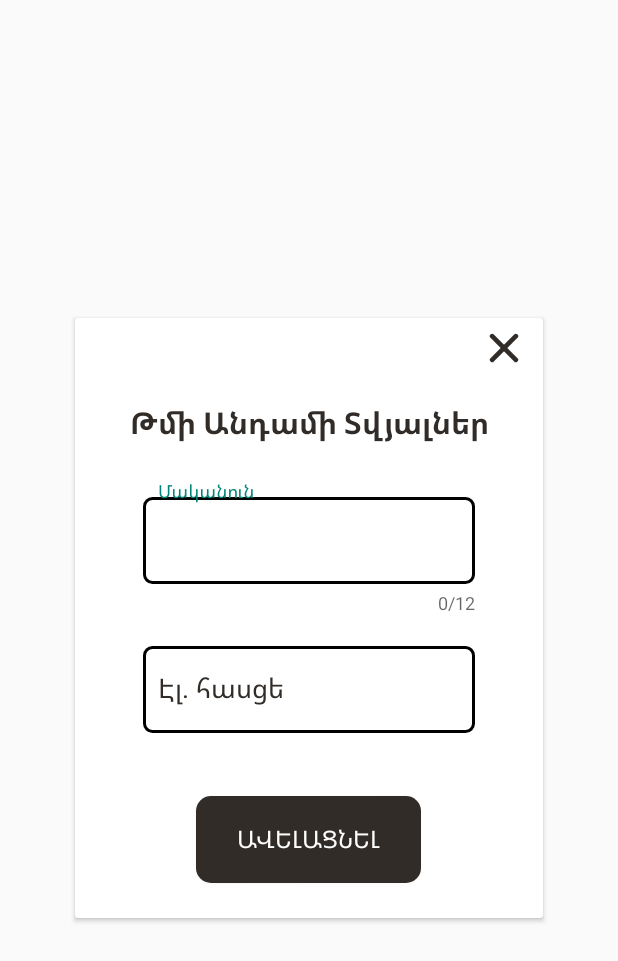
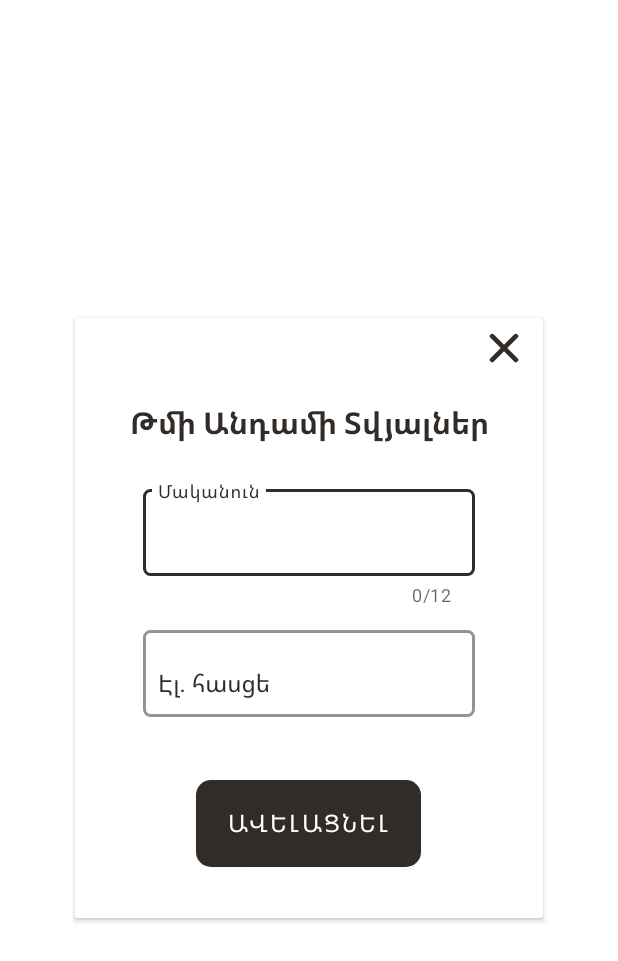
Before and after one commit to Arse-N/Bunker, an Android app: the layout add_teammate.xml on its own in the app's theme, with its tools: preview values and no code run, on a phone screen of 412 x 824 dp. Shown: the top 961 px of the screen. Run offline under Robolectric (Android 15) with nearby library versions, the phone set to English and light mode, and no system bars.

Commit message:
fixed inputs design bugs.

```diff
--- a/app/src/main/res/layout/add_teammate.xml
+++ b/app/src/main/res/layout/add_teammate.xml
@@ -52,6 +52,14 @@
                     android:textColor="@color/brown"
                     android:textColorHint="@color/brown"
                     android:textColorHighlight="@color/brown"
+                    app:boxStrokeColor="@color/brown"
+                    app:boxStrokeWidth="2dp"
+                    app:boxCornerRadiusBottomStart="5dp"
+                    app:boxCornerRadiusBottomEnd="5dp"
+                    app:boxCornerRadiusTopEnd="5dp"
+                    app:boxCornerRadiusTopStart="5dp"
+                    app:boxBackgroundColor="@android:color/transparent"
+                    app:boxBackgroundMode="outline"
                     android:hint="@string/nickname">
 
                 <com.google.android.material.textfield.TextInputEditText
@@ -60,13 +68,13 @@
                         android:layout_height="58dp"
                         android:paddingStart="10dp"
                         android:layout_gravity="center"
-                        android:background="@drawable/input_background"
                         android:singleLine="true"/>
 
             </com.google.android.material.textfield.TextInputLayout>
 
             <com.google.android.material.textfield.TextInputLayout
                     android:id="@+id/email_text_input_layout"
+                    android:translationZ="10dp"
                     android:layout_width="wrap_content"
                     android:layout_height="wrap_content"
                     android:layout_marginTop="10dp"
@@ -75,6 +83,14 @@
                     android:textColor="@color/brown"
                     android:textColorHint="@color/brown"
                     android:textColorHighlight="@color/brown"
+                    app:boxStrokeColor="@color/brown"
+                    app:boxStrokeWidth="2dp"
+                    app:boxCornerRadiusBottomStart="5dp"
+                    app:boxCornerRadiusBottomEnd="5dp"
+                    app:boxCornerRadiusTopEnd="5dp"
+                    app:boxCornerRadiusTopStart="5dp"
+                    app:boxBackgroundColor="@android:color/transparent"
+                    app:boxBackgroundMode="outline"
                     android:hint="@string/email_address">
 
                 <com.google.android.material.textfield.TextInputEditText
@@ -83,7 +99,6 @@
                         android:layout_height="58dp"
                         android:paddingStart="10dp"
                         android:layout_gravity="center"
-                        android:background="@drawable/input_background"
                         android:inputType="textEmailAddress"
                         android:singleLine="true"/>
 
--- a/app/src/main/res/values-night/themes.xml
+++ b/app/src/main/res/values-night/themes.xml
@@ -1,7 +1,13 @@
 <resources xmlns:tools="http://schemas.android.com/tools">
     <!-- Base application theme. -->
-    <style name="Base.Theme.Bunker" parent="Theme.AppCompat.DayNight.NoActionBar">
-        <!-- Customize your dark theme here. -->
-        <!-- <item name="colorPrimary">@color/my_dark_primary</item> -->
+    <style name="Base.Theme.Bunker" parent="Theme.MaterialComponents.DayNight.NoActionBar">
+        <item name="colorPrimary">@color/brown</item>
+        <item name="colorPrimaryVariant">@color/brown</item>
+        <item name="colorOnPrimary">@color/white</item>
+        <!-- Secondary brand color. -->
+        <item name="colorSecondary">@color/brown</item>
+        <item name="colorSecondaryVariant">@color/brown</item>
+        <item name="colorOnSecondary">@color/black</item>
+        <item name="trackColor">@color/white</item>
     </style>
 </resources>
--- a/app/src/main/res/values/themes.xml
+++ b/app/src/main/res/values/themes.xml
@@ -1,8 +1,16 @@
 <resources xmlns:tools="http://schemas.android.com/tools">
     <!-- Base application theme. -->
-    <style name="Base.Theme.Bunker" parent="Theme.AppCompat.Light.NoActionBar">
-        <!-- Customize your light theme here. -->
-        <!-- <item name="colorPrimary">@color/my_light_primary</item> -->
+    <style name="Base.Theme.Bunker" parent="Theme.MaterialComponents.DayNight.NoActionBar">
+        <item name="colorPrimary">@color/brown</item>
+        <item name="colorPrimaryVariant">@color/brown</item>
+        <item name="colorOnPrimary">@color/white</item>
+        <!-- Secondary brand color. -->
+        <item name="colorSecondary">@color/brown</item>
+        <item name="colorSecondaryVariant">@color/brown</item>
+        <item name="colorOnSecondary">@color/black</item>
+        <item name="trackColor">@color/white</item>
+        <!-- Status bar color. -->
+        <!-- Customize your theme here. -->
     </style>
 
     <style name="Theme.Bunker" parent="Base.Theme.Bunker"/>
```
Also changed, not shown: app/build.gradle.kts (+0 -9 lines).
